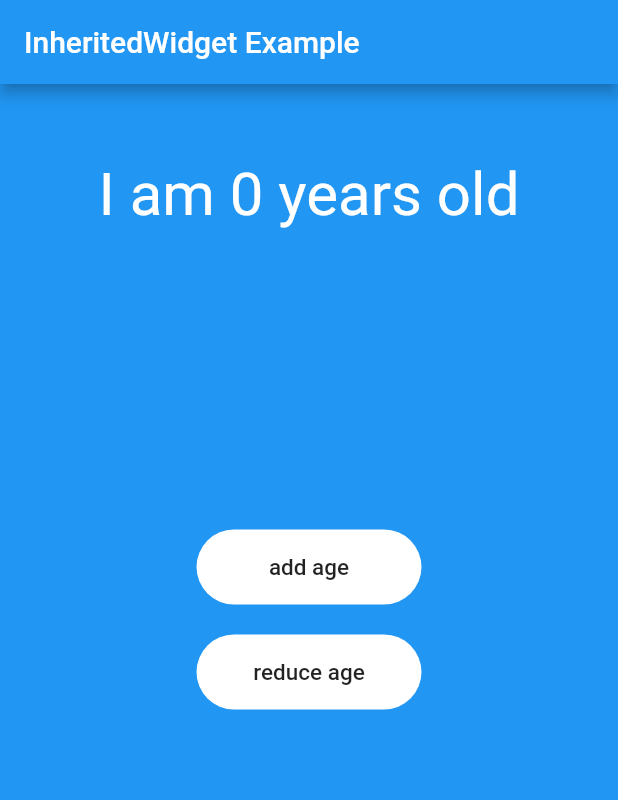
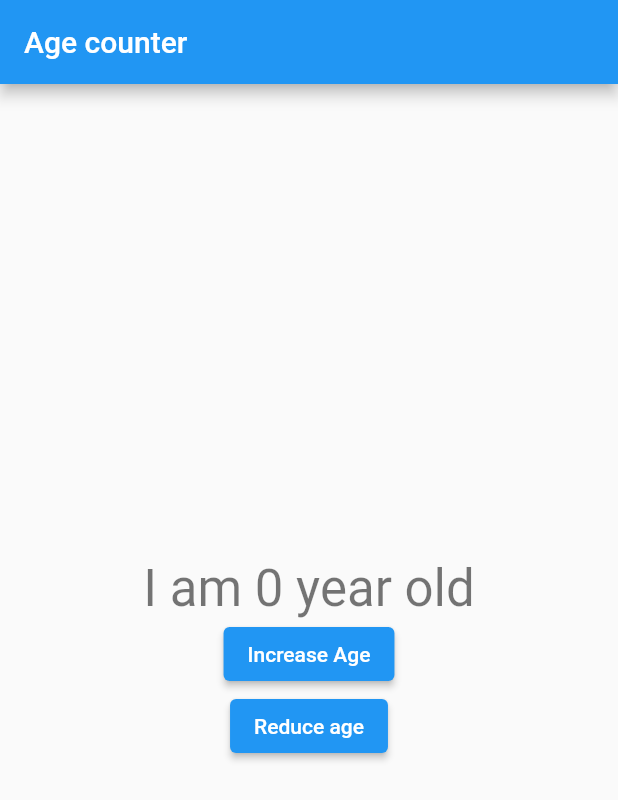
Before and after one commit to emjaycodes/state_management, a Flutter app: the screen it shows after launch, on a phone screen of 412 x 824 dp. Shown: the top 800 px of the screen. Run offline on Flutter 3.47's test engine with Material 2 defaults, Android fonts, the phone set to English and light mode, and no system bars.

Commit message:
final changes

```diff
--- a/lib/main.dart
+++ b/lib/main.dart
@@ -1,117 +1,114 @@
 import 'package:flutter/material.dart';
 
-void main() => runApp(const MyApp());
+void main() => runApp(MyApp());
 
 class MyApp extends StatelessWidget {
-  const MyApp({super.key});
-
   @override
   Widget build(BuildContext context) {
-    return ageProvider(
-      age: 0,
-      child: MaterialApp(
-        title: 'Flutter Demo',
+    return const MaterialApp(
+      title: 'Inherited widget',
       home: MyHomePage(),
-      ),
     );
   }
 }
 
-class MyHomePage extends StatefulWidget {
-  @override
-  State<MyHomePage> createState() => _MyHomePageState();
-}
+// Counter app with InheritedWidget
 
-class _MyHomePageState extends State<MyHomePage> {
-  @override
+class MyHomePage extends StatelessWidget {
+  const MyHomePage({super.key});
+
   Widget build(BuildContext context) {
-    int ageNumber = ageProvider.of(context)!.age;
-    // print(ageNumber);
-
-    return Scaffold(
-      backgroundColor: Colors.blue,
+    return CounterWidget(
+      child: Scaffold(
         appBar: AppBar(
-        title: const Text('InheritedWidget Example'),
+          title: const Text("Age counter"),
         ),
         body: Center(
           child: Column(
+            mainAxisAlignment: MainAxisAlignment.center,
             children: [
-            const SizedBox(
-              height: 50,
+              Builder(builder: (context) {
+                final inherited =
+                    context.dependOnInheritedWidgetOfExactType<_InheritedCount>()
+                        as _InheritedCount;
+                return Text(
+                  inherited.state.count <= 1
+                  ? 'I am ${inherited.state.count} year old'
+                  : 'I am ${inherited.state.count} years old',
+                  style: Theme.of(context).textTheme.headlineMedium,
+                );
+              }),
+              Builder(builder: (context) {
+                final ancestor =
+                    context.findAncestorWidgetOfExactType<_InheritedCount>()
+                        as _InheritedCount;
+                return ElevatedButton(
+                  onPressed: () => ancestor.state.incrementCount(),
+                  child: const Text("Increase Age"),
+                );
+              }),
+               Builder(builder: (context) {
+                final ancestor =
+                    context.findAncestorWidgetOfExactType<_InheritedCount>()
+                        as _InheritedCount;
+                return ElevatedButton(
+                  onPressed: () => ancestor.state.decrementCount(),
+                  child: const Text("Reduce age"),
+                );
+              }),
+            ],
           ),
-            Text(
-              ageNumber <= 5
-                  ? 'I am $ageNumber years old'
-                  : 'I am $ageNumber years old',
-              style: const TextStyle(color: Colors.white, fontSize: 40.0),
-            ),
-            const SizedBox(
-              height: 200,
-            ),
-            GestureDetector(
-              onTap: () {
-                ageNumber++;
-                print('age is $ageNumber');
-              },
-              child: Container(
-                height: 50,
-                width: 150,
-                decoration: BoxDecoration(
-                    color: Colors.white,
-                    borderRadius: BorderRadius.circular(50)),
-                child: const Center(
-                    child: Text(
-                  'add age',
-                  style: TextStyle(fontSize: 15, fontWeight: FontWeight.w500),
-                )),
-              ),
-            ),
-            const SizedBox(
-              height: 20,
-            ),
-            GestureDetector(
-              onTap: () {
-                ageNumber--;
-                print('age is $ageNumber');
-              },
-              child: Container(
-                height: 50,
-                width: 150,
-                decoration: BoxDecoration(
-                    color: Colors.white,
-                    borderRadius: BorderRadius.circular(50)),
-                child: const Center(
-                    child: Text(
-                  'reduce age',
-                  style: TextStyle(fontSize: 15, fontWeight: FontWeight.w500),
-                )),
-              ),
-            )
-          ],
         ),
       ),
     );
   }
 }
 
-class ageProvider extends InheritedWidget {
-  final int age;
+class CounterWidget extends StatefulWidget {
+  CounterWidget({Key? key, required this.child}) : super(key: key);
+
   final Widget child;
 
-  ageProvider({
-    super.key,
-    required this.age,
-    required this.child,
-  }) : super(child: child);
+  @override
+  _CounterState createState() => _CounterState();
+}
 
-  static ageProvider? of(BuildContext context) {
-    return context.dependOnInheritedWidgetOfExactType<ageProvider>();
+class _CounterState extends State<CounterWidget> {
+  late int count;
+
+  void incrementCount() {
+    setState(() {
+      ++count;
+    });
+  }
+
+   void decrementCount() {
+    setState(() {
+      --count;
+    });
   }
 
   @override
-  bool updateShouldNotify(ageProvider oldWidget) {
-    print('old is ${oldWidget.age}');
-    print('new is ${age}');
-    return oldWidget.age != age;
+  void initState() {
+    super.initState();
+    count = 0;
+  }
+
+  @override
+  Widget build(BuildContext context) {
+    return _InheritedCount(
+      state: this,
+      child: widget.child,
+    );
   }
 }
+
+class _InheritedCount extends InheritedWidget {
+  _InheritedCount({Key? key, required this.state, required Widget child})
+      : super(key: key, child: child);
+
+  final _CounterState state;
+
+  @override
+  bool updateShouldNotify(_InheritedCount old) => true;
+}
```
Also changed, not shown: lib/provider.dart (deleted, +0 -61 lines). Lines whose indentation alone changed are shown as unchanged.
